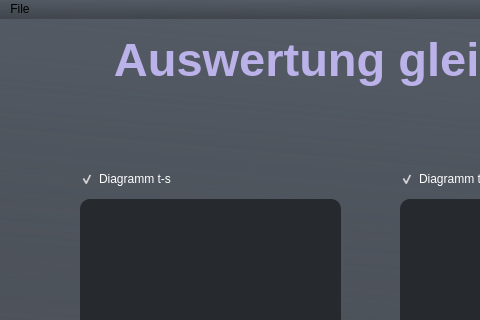
First picture: the form in form.ui, repository KonstantinPfeil/physics-project, before the edit; both pictures show x 0 to 480 and y 0 to 320 of the 1066 by 600 pixel window.
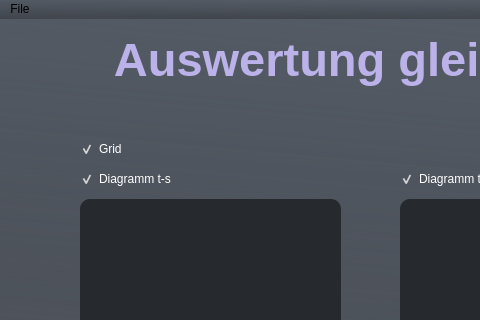
Second picture: the form after the edit. Custom widgets are drawn as their Qt base class.

Diff of the .ui file:
```diff
--- a/form.ui
+++ b/form.ui
@@ -157,6 +157,26 @@
      <bool>true</bool>
     </property>
    </widget>
+   <widget class="QCheckBox" name="checkbox_grid">
+    <property name="geometry">
+     <rect>
+      <x>80</x>
+      <y>120</y>
+      <width>85</width>
+      <height>20</height>
+     </rect>
+    </property>
+    <property name="styleSheet">
+     <string notr="true">background-color: transparent;
+color: rgb(255, 255, 255);</string>
+    </property>
+    <property name="text">
+     <string>Grid</string>
+    </property>
+    <property name="checked">
+     <bool>true</bool>
+    </property>
+   </widget>
   </widget>
   <widget class="QMenuBar" name="menubar">
    <property name="geometry">
```
